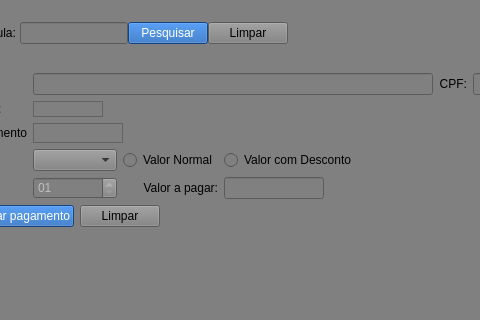
The window that ui_interface/principal.ui (Josemarcio15/sistema_academia) describes before a commit, drawn with Qt 5; both pictures show x 299 to 779 and y 92 to 412 of the 1121 by 881 pixel window.
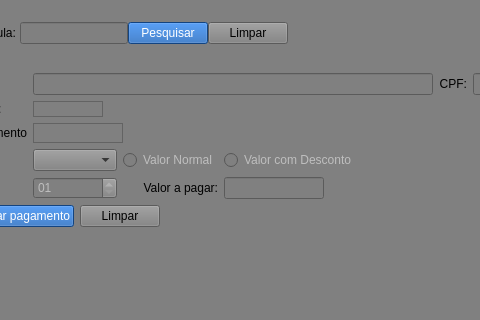
The same window after the commit. The open tabs and pages were chosen to show the change.

What changed in the file:
```diff
--- a/ui_interface/principal.ui
+++ b/ui_interface/principal.ui
@@ -690,6 +690,9 @@
           <layout class="QGridLayout" name="gridLayout_21">
            <item row="0" column="4">
             <widget class="QRadioButton" name="radioButton_financeiro_valorDesconto">
+             <property name="enabled">
+              <bool>false</bool>
+             </property>
              <property name="text">
               <string>Valor com Desconto</string>
              </property>
@@ -710,6 +713,9 @@
            </item>
            <item row="0" column="3">
             <widget class="QRadioButton" name="radioButton_financeiro_valorNormal">
+             <property name="enabled">
+              <bool>false</bool>
+             </property>
              <property name="text">
               <string>Valor Normal</string>
              </property>
```
Left out of the diff: 2 changed lines with no effect on the pictures.
